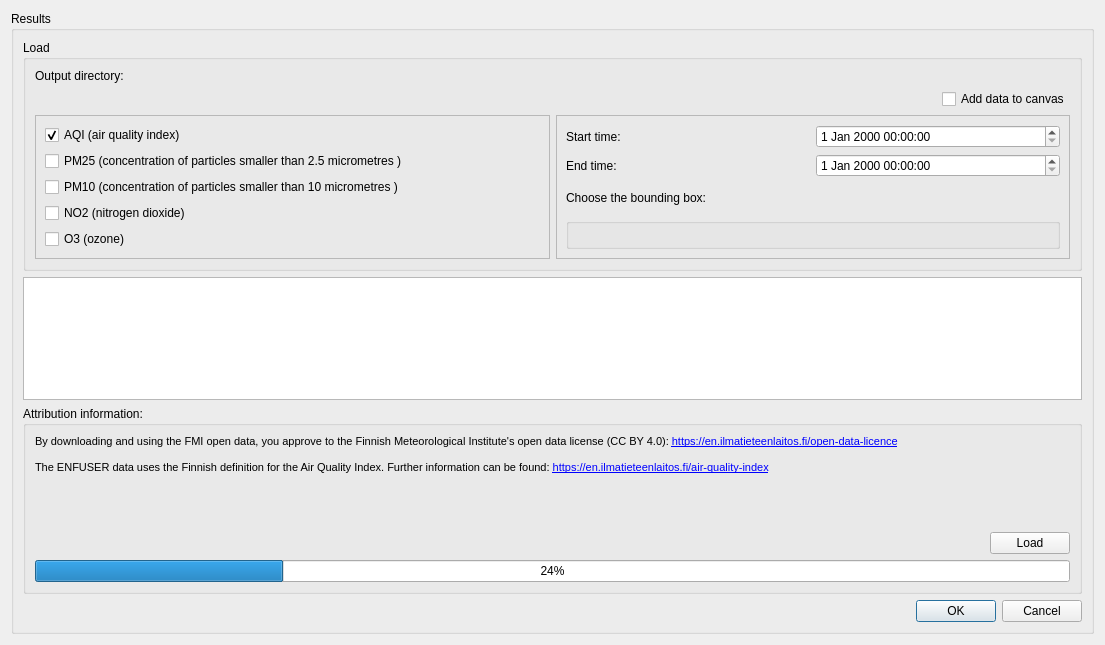
Old version of the form FMI2QGIS/resources/ui/main_dialog.ui in the repository GispoCoding/FMI2QGIS.
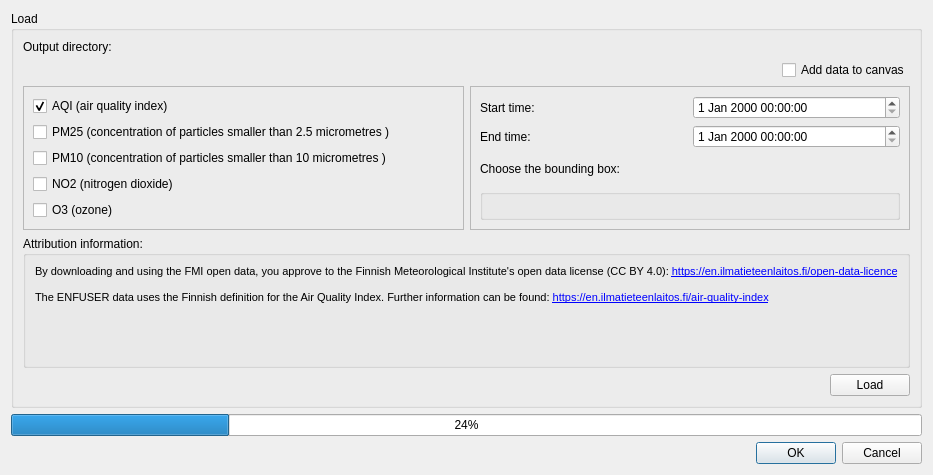
New version of the form. Custom widgets are drawn as their Qt base class.

Commit message: Fix components and fetch parameters in main dialog

Diff of the .ui file:
```diff
--- a/FMI2QGIS/resources/ui/main_dialog.ui
+++ b/FMI2QGIS/resources/ui/main_dialog.ui
@@ -6,19 +6,15 @@
    <rect>
     <x>0</x>
     <y>0</y>
-    <width>1105</width>
-    <height>645</height>
+    <width>673</width>
+    <height>440</height>
    </rect>
   </property>
   <property name="windowTitle">
    <string>Dialog</string>
   </property>
-  <layout class="QHBoxLayout" name="horizontalLayout_3">
+  <layout class="QVBoxLayout" name="verticalLayout_6">
    <item>
-    <widget class="QGroupBox" name="group_box_2">
-     <property name="title">
-      <string>Results</string>
-     </property>
      <layout class="QVBoxLayout" name="verticalLayout_5">
       <item>
        <widget class="QGroupBox" name="group_box">
@@ -186,12 +182,6 @@
            </item>
           </layout>
          </item>
-        </layout>
-       </widget>
-      </item>
-      <item>
-       <widget class="QTextEdit" name="txt_edit_result"/>
-      </item>
       <item>
        <widget class="QGroupBox" name="grp_box_info">
         <property name="title">
@@ -215,6 +205,9 @@
            </property>
           </widget>
          </item>
+          </layout>
+         </widget>
+        </item>
          <item>
           <layout class="QHBoxLayout" name="horizontalLayout_2">
            <item>
@@ -224,8 +217,8 @@
              </property>
              <property name="sizeHint" stdset="0">
               <size>
-               <width>40</width>
-               <height>20</height>
+              <width>566</width>
+              <height>17</height>
               </size>
              </property>
             </spacer>
@@ -239,6 +232,9 @@
            </item>
           </layout>
          </item>
+       </layout>
+      </widget>
+     </item>
          <item>
           <widget class="QProgressBar" name="progressBar">
            <property name="value">
@@ -246,9 +242,6 @@
            </property>
           </widget>
          </item>
-        </layout>
-       </widget>
-      </item>
       <item>
        <widget class="QDialogButtonBox" name="buttonBox">
         <property name="orientation">
@@ -260,16 +253,6 @@
        </widget>
       </item>
      </layout>
-    </widget>
-   </item>
-   <item>
-    <layout class="QHBoxLayout" name="horizontal_layout_5"/>
-   </item>
-   <item>
-    <layout class="QVBoxLayout" name="vertical_layout_3"/>
-   </item>
-   <item>
-    <layout class="QGridLayout" name="grid_layout"/>
    </item>
   </layout>
  </widget>
```
Lines whose indentation alone changed are shown as unchanged. The commit also changes 1 other file.
